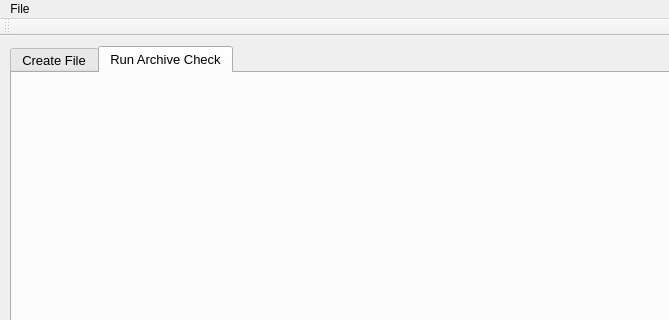
Qt form WaExport/mainwindow.ui (qrcline/WAEX_File_Organizer) before a commit; both pictures show x 0 to 669 and y 0 to 320 of the 1198 by 638 pixel window.
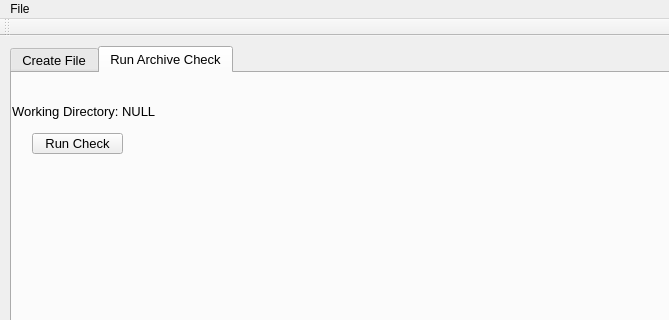
The same form after that commit. The open tabs and pages were chosen to show the change. Icons and pictures are not drawn.

Commit message: V0.1 Started Working on Archive Check

```diff
--- a/WaExport/mainwindow.ui
+++ b/WaExport/mainwindow.ui
@@ -1207,6 +1207,50 @@
        <bool>true</bool>
       </property>
      </widget>
+     <widget class="QLabel" name="workingDirectory">
+      <property name="geometry">
+       <rect>
+        <x>110</x>
+        <y>30</y>
+        <width>399</width>
+        <height>16</height>
+       </rect>
+      </property>
+      <property name="text">
+       <string>NULL</string>
+      </property>
+     </widget>
+     <widget class="QLabel" name="label_3">
+      <property name="geometry">
+       <rect>
+        <x>0</x>
+        <y>30</y>
+        <width>111</width>
+        <height>16</height>
+       </rect>
+      </property>
+      <property name="font">
+       <font>
+        <pointsize>10</pointsize>
+       </font>
+      </property>
+      <property name="text">
+       <string>Working Directory:</string>
+      </property>
+     </widget>
+     <widget class="QPushButton" name="pushButton">
+      <property name="geometry">
+       <rect>
+        <x>20</x>
+        <y>60</y>
+        <width>91</width>
+        <height>21</height>
+       </rect>
+      </property>
+      <property name="text">
+       <string>Run Check</string>
+      </property>
+     </widget>
     </widget>
    </widget>
   </widget>
```
Left out of the diff: 2 changed lines with no effect on the pictures. The commit also changes 2 other files.
